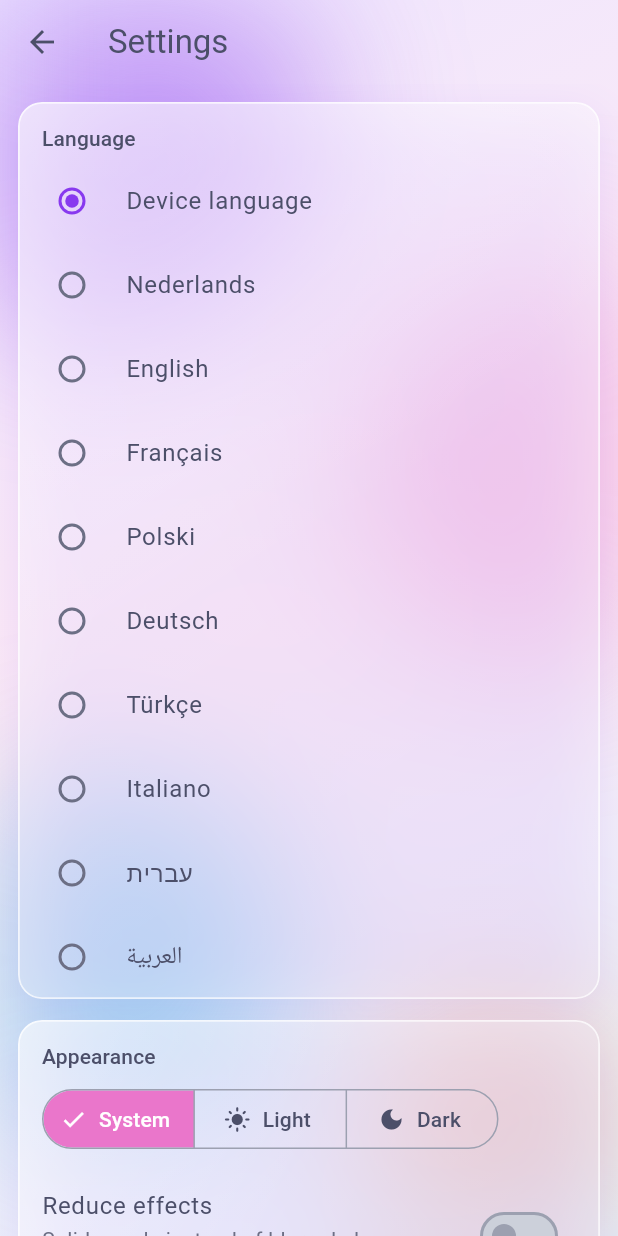
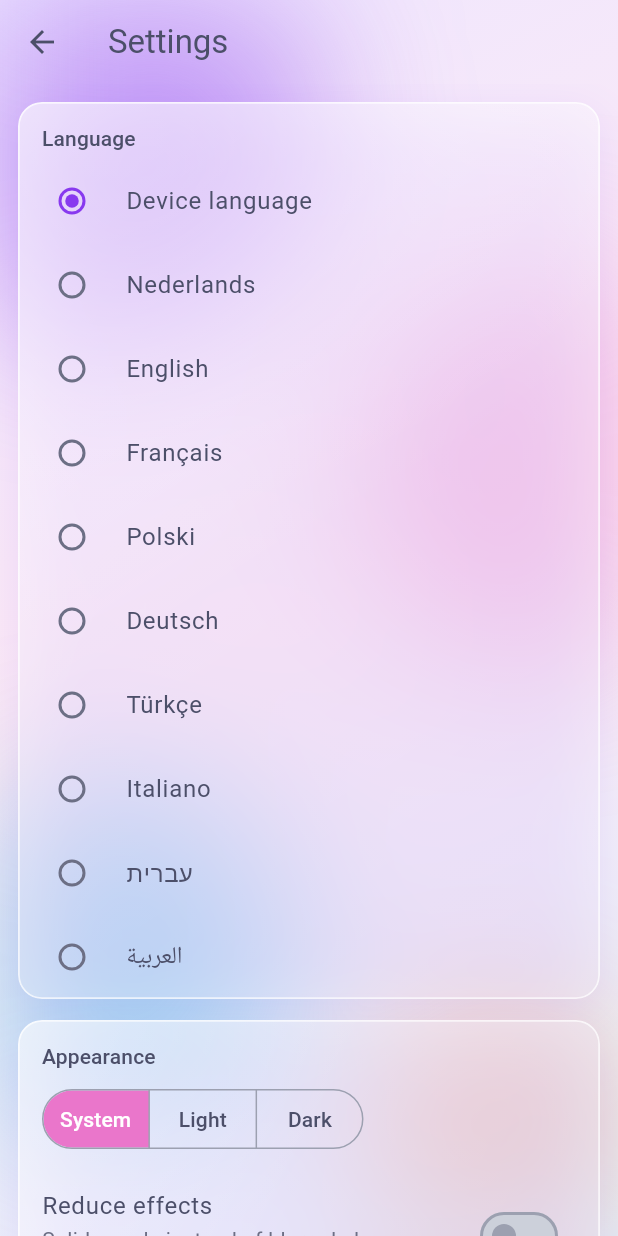
Before and after one commit to adam-bouafia/daycheck, a Flutter app: the screen it shows after launch, after a tap on the "settings" icon, on a phone screen of 412 x 824 dp. Run offline on Flutter 3.47's test engine with Material 3 defaults, Android fonts, the phone set to English and light mode, and no system bars; our stand-ins replace file_picker, flutter_local_notifications, flutter_riverpod, image_picker, open_filex, share_plus and 1 more.

Commit message:
fix: photo viewer errors on the parent home, and three visual issues
- The Today and Photos tabs stay mounted, so the same photo was two
  heroes with one tag and opening the viewer threw in debug builds.
  Hidden tabs no longer take part in hero animations.
- Dark mode paints its own background instead of relying on what is
  behind the route.
- The photo viewer is always dark; its light glass panel over black was
  hard to read.
- The theme picker no longer wraps "System" onto two lines.

```diff
--- a/lib/core/widgets/glass.dart
+++ b/lib/core/widgets/glass.dart
@@ -216,6 +216,9 @@ class GlassBackground extends StatelessWidget {
     return BackdropGroup(
       child: Stack(
         children: [
+          // Its own base in dark mode too, instead of whatever is behind
+          // the route (black on a phone, but not guaranteed).
+          if (dark) const Positioned.fill(child: ColoredBox(color: Mocha.base)),
           if (!dark)
             const Positioned.fill(
               child: DecoratedBox(
--- a/lib/features/settings/presentation/settings_screen.dart
+++ b/lib/features/settings/presentation/settings_screen.dart
@@ -96,20 +96,18 @@ class SettingsScreen extends ConsumerWidget {
                 Padding(
                   padding: const EdgeInsets.fromLTRB(16, 4, 16, 14),
                   child: SegmentedButton<ThemeMode>(
+                    showSelectedIcon: false,
                     segments: [
                       ButtonSegment(
                         value: ThemeMode.system,
-                        icon: const Icon(Icons.brightness_auto),
                         label: Text(l10n.themeSystem),
                       ),
                       ButtonSegment(
                         value: ThemeMode.light,
-                        icon: const Icon(Icons.light_mode),
                         label: Text(l10n.themeLight),
                       ),
                       ButtonSegment(
                         value: ThemeMode.dark,
-                        icon: const Icon(Icons.dark_mode),
                         label: Text(l10n.themeDark),
                       ),
                     ],
```
Also changed, not shown: lib/features/home/presentation/home_scaffold.dart (+6 -1 lines), lib/features/roster/presentation/photo_viewer_screen.dart (+9 -2 lines), docs/img/detail-dark.png (deleted), docs/img/settings-dark.png (deleted), docs/img/signin-dark.png (deleted).
